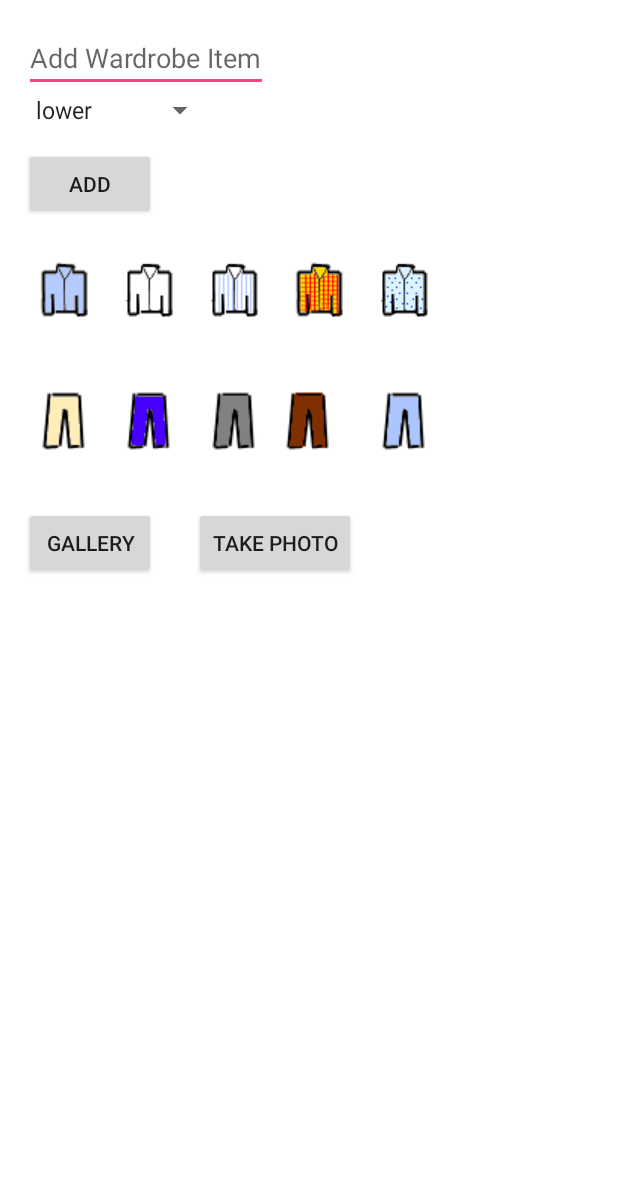
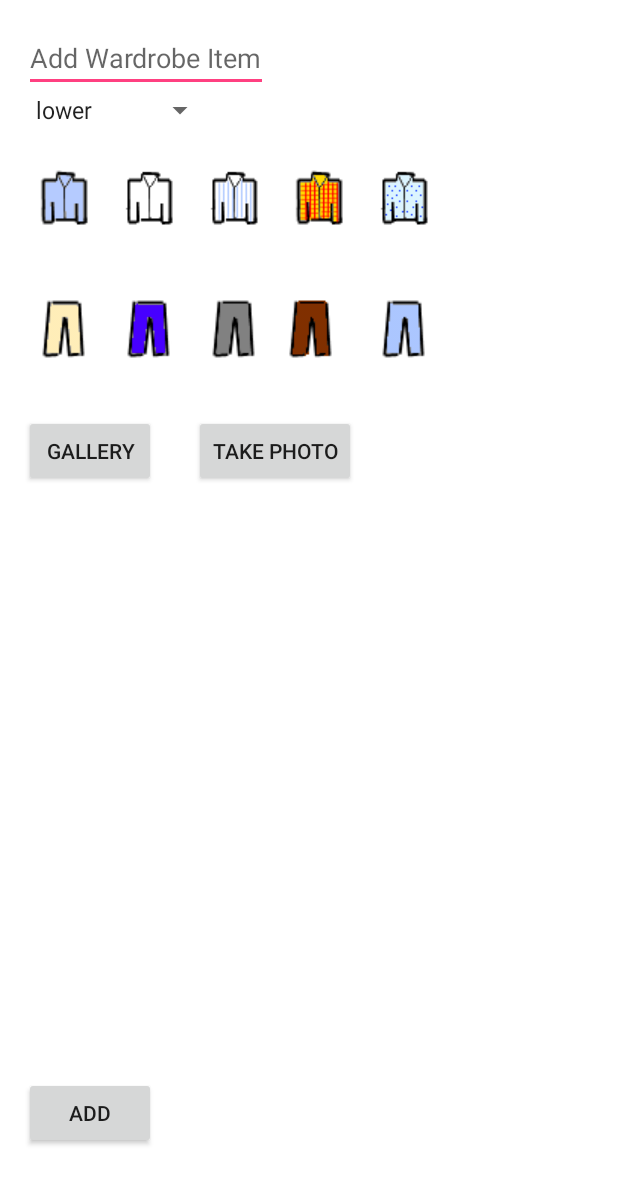
Before and after one commit to jonaru/myClothes, an Android app: the PopUpWardrobeActivity screen opened directly, with no data from a screen before it, on a phone screen of 412 x 824 dp. Shown: the top 1184 px of the screen. Run offline under Robolectric (Android 15) with nearby library versions, the phone set to English and light mode, and no system bars.

Commit message:
Edited graphical layout in Wardrobe and PopUpWardrobe

```diff
--- a/app/src/main/res/layout/activity_pop_up_wardrobe.xml
+++ b/app/src/main/res/layout/activity_pop_up_wardrobe.xml
@@ -29,17 +29,6 @@
         android:prompt="@string/wardrobe_array_prompt"
         android:layout_below="@+id/editText_add_item" />
 
-    <Button
-        android:id="@+id/addItemButton"
-        android:layout_width="wrap_content"
-        android:layout_height="wrap_content"
-        android:text="@string/button_add"
-        android:onClick="addWardrobeItem"
-        android:layout_below="@+id/wardrobe_spinner"
-        android:layout_alignParentLeft="true"
-        android:layout_alignParentStart="true"
-        android:layout_marginTop="13dp" />
-
     <ImageButton
         android:layout_width="wrap_content"
         android:layout_height="wrap_content"
@@ -49,7 +38,7 @@
         android:onClick="selectShirt"
         android:layout_marginTop="18dp"
         android:id="@+id/blueShirtButton"
-        android:layout_below="@+id/addItemButton"
+        android:layout_below="@+id/wardrobe_spinner"
         android:layout_alignParentLeft="true"
         android:layout_alignParentStart="true" />
 
@@ -135,8 +124,8 @@
         android:onClick="selectTrousers"
         android:id="@+id/brownTrouserstButton"
         android:layout_alignTop="@+id/greyTrouserstButton"
-        android:layout_toRightOf="@+id/editText_add_item"
-        android:layout_toEndOf="@+id/editText_add_item" />
+        android:layout_alignRight="@+id/photoButton"
+        android:layout_alignEnd="@+id/photoButton" />
 
     <ImageButton
         android:layout_width="wrap_content"
@@ -196,5 +185,14 @@
         android:layout_marginTop="21dp"
         android:layout_toLeftOf="@+id/blueTrouserstButton"
         android:layout_toStartOf="@+id/blueTrouserstButton" />
-
+    <Button
+        android:id="@+id/addItemButton"
+        android:layout_width="wrap_content"
+        android:layout_height="wrap_content"
+        android:text="@string/button_add"
+        android:onClick="addWardrobeItem"
+        android:layout_alignParentBottom="true"
+        android:layout_alignParentLeft="true"
+        android:layout_alignParentStart="true"
+        android:layout_marginBottom="42dp" />
 </RelativeLayout>
--- a/app/src/main/res/layout/activity_wardrobe.xml
+++ b/app/src/main/res/layout/activity_wardrobe.xml
@@ -75,7 +75,7 @@
             android:id="@+id/button"
             android:layout_width="wrap_content"
             android:layout_height="wrap_content"
-            android:text="@string/button_add"
+            android:text="@string/new_item"
             android:onClick="addWardrobeItem"
             android:layout_below="@+id/wardrobe_layout" />
     </RelativeLayout>
--- a/app/src/main/res/values/strings.xml
+++ b/app/src/main/res/values/strings.xml
@@ -1,5 +1,6 @@
 <resources>
     <string name="app_name">Wardrober</string>
+    <string name="new_item">New Item</string>
     <string name="button_add">Add</string>
     <string name="login">Login</string>
     <string name="enter">Enter</string>
```
